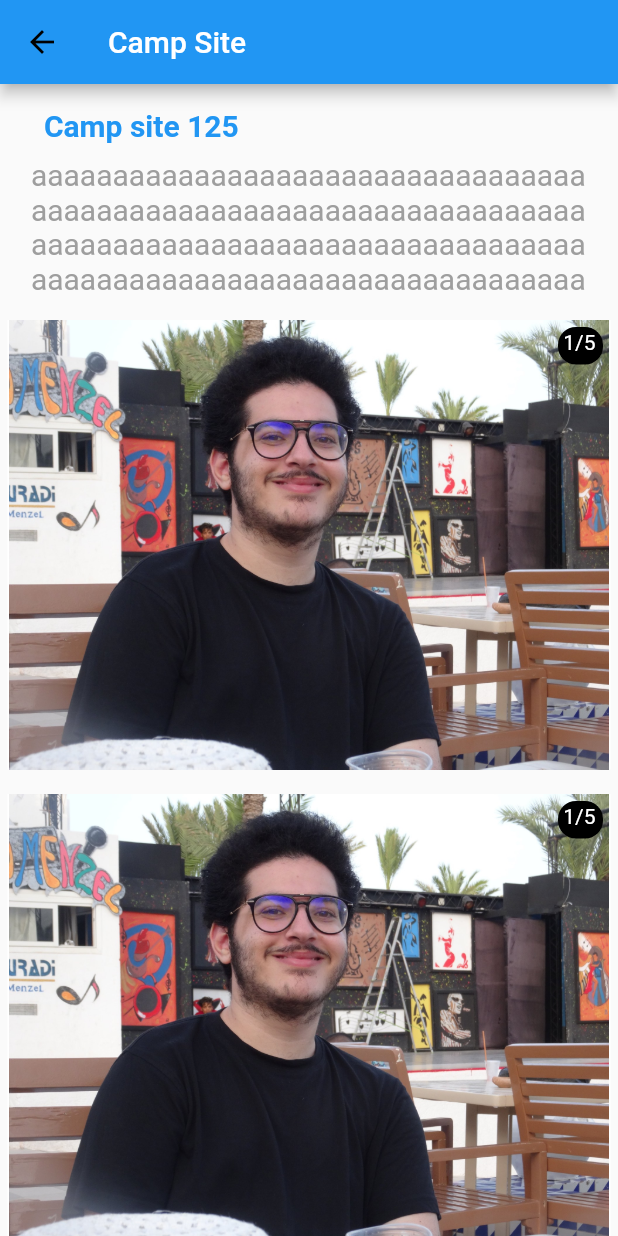
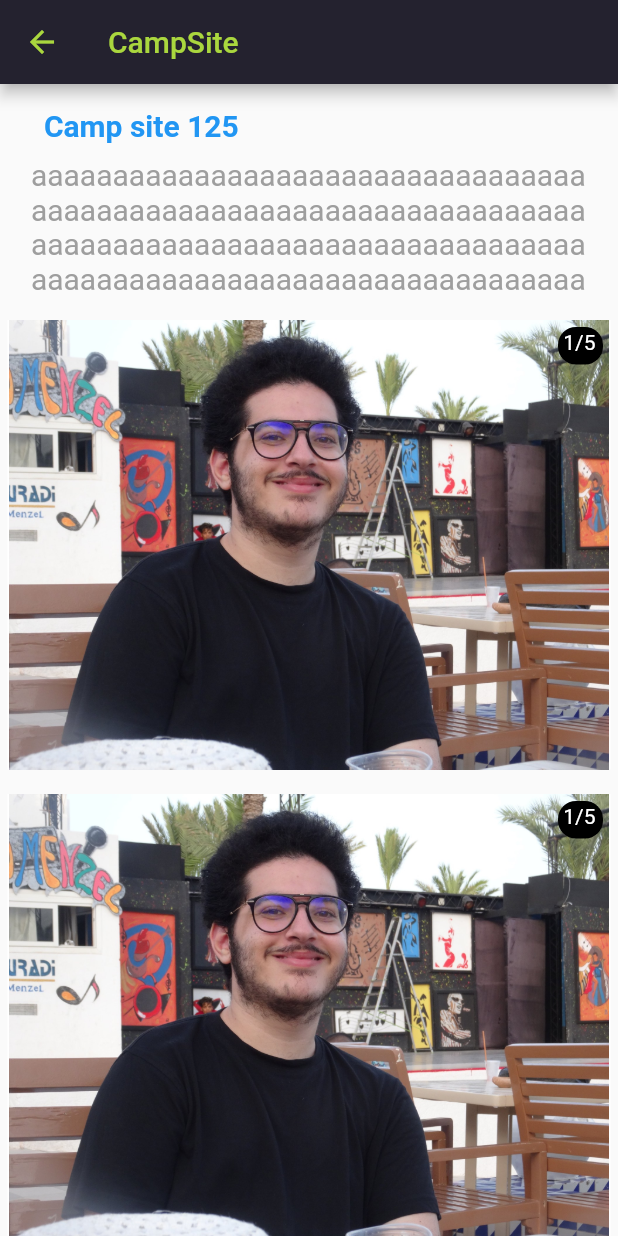
Before and after one commit to mohamedkhrouf/my-camp, a Flutter app: the CampSitePage screen opened directly, on a phone screen of 412 x 824 dp. Run offline on Flutter 3.47's test engine with Material 2 defaults, Android fonts, the phone set to English and light mode, and no system bars; drawn by our look-alikes of carousel_slider; our stand-ins replace flutter_login, flutter_map, font_awesome_flutter, get_it, image_picker, latlong2.

Commit message:
jen flutter

```diff
--- a/lib/screens/campSitePage/mainScreen/campSitePage.dart
+++ b/lib/screens/campSitePage/mainScreen/campSitePage.dart
@@ -14,11 +14,18 @@ class _CampSitePage extends State<CampSitePage> {
   {
     return Scaffold(
       appBar: AppBar(
-          leading: IconButton(
-            icon: Icon(Icons.arrow_back, color: Colors.black),
-            onPressed: () => Navigator.of(context).pop(),
-          ),
-        title: Text("Camp Site"),
+        backgroundColor: Color.fromRGBO(36, 34, 47, 1)
+        ,
+        leading: IconButton(
+          icon: Icon(Icons.arrow_back, color: Color.fromRGBO(170, 215, 62, 1)),
+          onPressed: () => Navigator.of(context).pop(),
+        ),
+        title: Text(
+            "CampSite",
+            style: TextStyle(
+              color: Color.fromRGBO(170, 215, 62, 1)
+            ),
+        ),
       ),
       body: SingleChildScrollView(
         child: Column(
--- a/lib/screens/homePage/mainScreen/homePage.dart
+++ b/lib/screens/homePage/mainScreen/homePage.dart
@@ -24,6 +24,7 @@ class _HomePageState extends State<HomePage> {
                 ? Row(mainAxisAlignment: MainAxisAlignment.center, children: [
                     OutlinedButton(
                       style: ButtonStyle(
+
                         padding: MaterialStateProperty.all(EdgeInsets.only(
                             top: 15, bottom: 15, left: 30, right: 30)),
                         shape:
```
Also changed, not shown: lib/screens/Notifications/mainScreen/notifPage.dart (+12 -2 lines).
